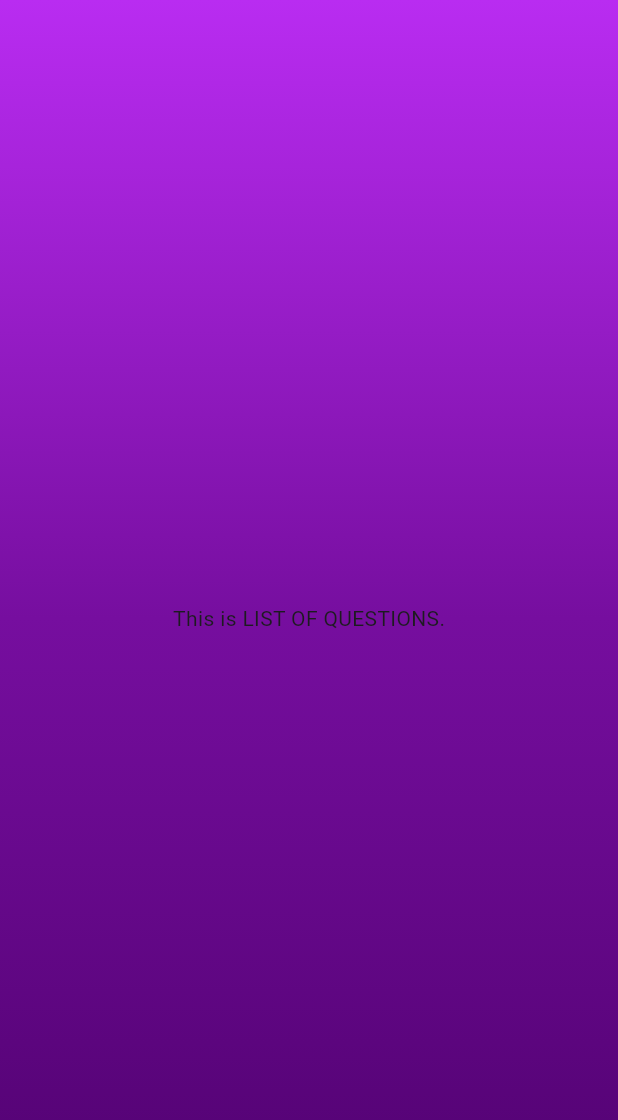
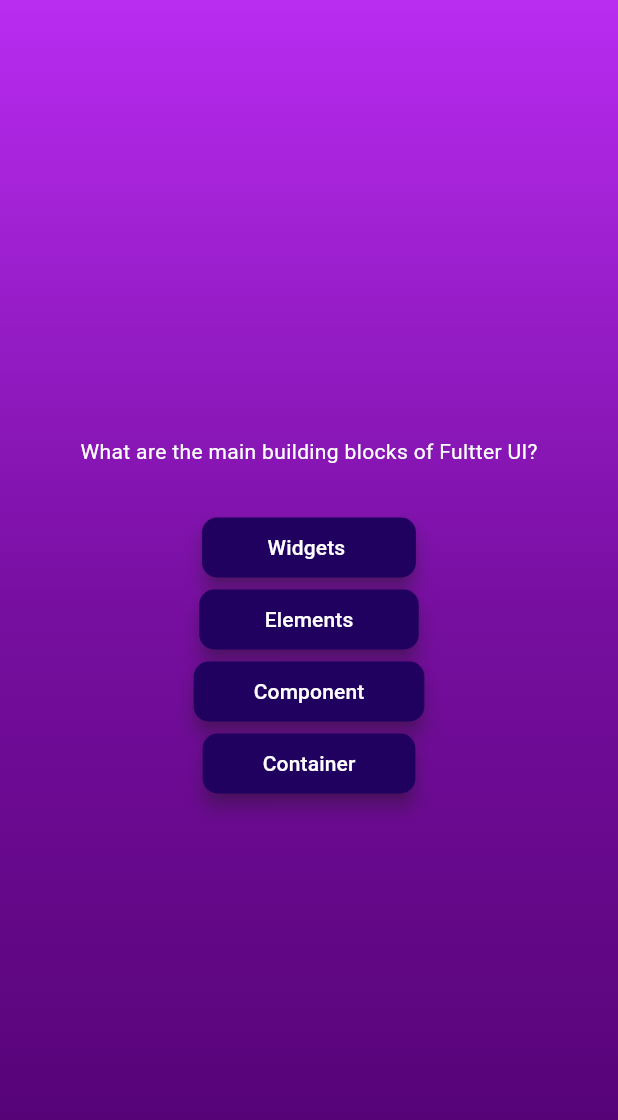
Before and after one commit to Faizan-26/flutter_quiz, a Flutter app: the screen it shows after launch, after a tap on "Start Quiz", on a phone screen of 412 x 824 dp. Shown: the top 1120 px of the screen. Run offline on Flutter 3.47's test engine with Material 3 defaults, Android fonts, the phone set to English and light mode, and no system bars.

Commit message:
question1displayed

```diff
--- /dev/null
+++ b/lib/answer_button.dart
@@ -0,0 +1,21 @@
+import 'package:flutter/material.dart';
+
+class AnswerButton extends StatelessWidget {
+  const AnswerButton(this.answer, this.onTap, {super.key});
+  final String answer;
+  final void Function() onTap;
+  @override
+  Widget build(context) {
+    return ElevatedButton(
+      style: ElevatedButton.styleFrom(
+        backgroundColor: const Color.fromARGB(255, 33, 1, 95),
+        elevation: 5,
+        padding: const EdgeInsets.symmetric(horizontal: 40, vertical: 10),
+        shape: RoundedRectangleBorder(borderRadius: BorderRadius.circular(10)),
+        shadowColor: const Color.fromARGB(255, 60, 53, 53),
+      ),
+      onPressed: onTap,
+      child: Text(answer, style: const TextStyle(color: Colors.white)),
+    );
+  }
+}
--- /dev/null
+++ b/lib/data/questions.dart
@@ -0,0 +1,58 @@
+import 'package:flutter_quiz/models/quiz_questions.dart';
+
+const questions = [
+  QuizQuestions(
+    "What are the main building blocks of Fultter UI?",
+    [
+      " Widgets  ",
+      " Elements ",
+      "Component",
+      "Container",
+    ],
+  ),
+  QuizQuestions(
+    'How are Flutter UIs built?',
+    [
+      'By combining widgets in code',
+      'By combining widgets in a visual editor',
+      'By defining widgets in config files',
+      'By using XCode for iOS and Android Studio for Android',
+    ],
+  ),
+  QuizQuestions(
+    'What\'s the purpose of a StatefulWidget?',
+    [
+      'Update UI as data changes',
+      'Update data as UI changes',
+      'Ignore data changes',
+      'Render UI that does not depend on data',
+    ],
+  ),
+  QuizQuestions(
+    'Which widget should you try to use more often: StatelessWidget or StatefulWidget?',
+    [
+      'StatelessWidget',
+      'StatefulWidget',
+      'Both are equally good',
+      'None of the above',
+    ],
+  ),
+  QuizQuestions(
+    'What happens if you change data in a StatelessWidget?',
+    [
+      'The UI is not updated',
+      'The UI is updated',
+      'The closest StatefulWidget is updated',
+      'Any nested StatefulWidgets are updated',
+    ],
+  ),
+  QuizQuestions(
+    'How should you update data inside of StatefulWidgets?',
+    [
+      'By calling setState()',
+      'By calling updateData()',
+      'By calling updateUI()',
+      'By calling updateState()',
+    ],
+  ),
+];
--- /dev/null
+++ b/lib/models/quiz_questions.dart
@@ -0,0 +1,11 @@
+// this file doesn't contain any widget, but have blue print of questions
+
+class QuizQuestions {
+const QuizQuestions(this.text, this.answers);
+  final String text;
+  final List<String> answers;
+}
+
+List<QuizQuestions> questions =[
+
+];
--- a/lib/question_screen.dart
+++ b/lib/question_screen.dart
@@ -1,4 +1,6 @@
 import 'package:flutter/material.dart';
+import 'package:flutter_quiz/answer_button.dart';
+import 'package:flutter_quiz/data/questions.dart';
 
 class Questions extends StatefulWidget {
   const Questions({super.key});
@@ -11,6 +13,29 @@ class Questions extends StatefulWidget {
 class ListOfQuestions extends State<Questions> {
   @override
   Widget build(context) {
-    return const Center(child: Text("This is LIST OF QUESTIONS."));
+    final currentquestion = questions[0];
+    return Center(
+      child: SizedBox(
+        width: double.infinity,
+        child: Column(
+          mainAxisAlignment: MainAxisAlignment.center,
+          children: [
+            Text(
+              currentquestion.text,
+              style: const TextStyle(
+                // backgroundColor: Colors.white,
+                color: Colors.white,
+              ),
+            ), //questions here
+            const SizedBox(height: 30),
+            ...currentquestion.answers.map(
+              (answer) {
+                return AnswerButton(answer, () {});
+              },
+            ),
+          ],
+        ),
+      ),
+    );
   }
 }
```
